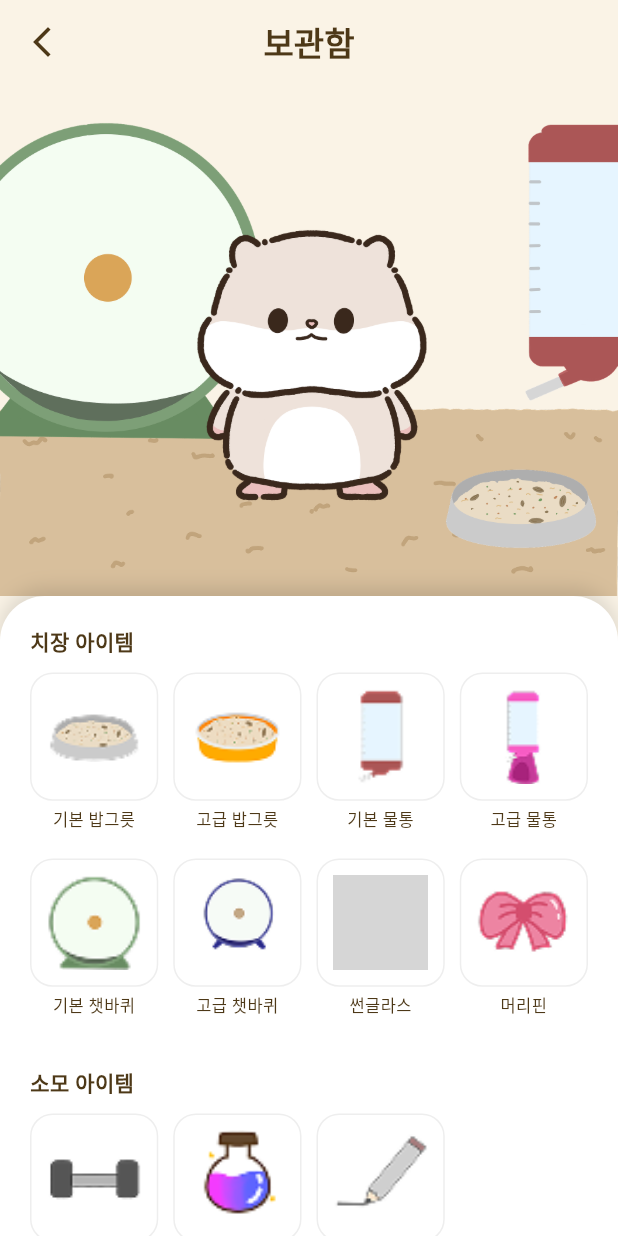
After one commit to kanjunwon/running_ham, a Flutter app: the screen it shows after launch, after a tap on "보관함", on a phone screen of 412 x 824 dp. The commit adds this screen. Run offline on Flutter 3.47's test engine with Material 3 defaults, Android fonts, the phone set to English and light mode, and no system bars; our stand-ins replace cloud_firestore, firebase_auth, firebase_core, pedometer, permission_handler; accounts and stored records are empty; network calls fail; grey boxes are pictures that could not be loaded.

Commit message:
보관함 코드 나누기

```diff
--- /dev/null
+++ b/lib/screens/inventory_screen/inventory_screen_ui.dart
@@ -0,0 +1,185 @@
+import 'package:flutter/material.dart';
+import 'inventory_screen_widgets.dart'; // 부품 import
+
+class InventoryScreenUI extends StatelessWidget {
+  // 현재 장착된 이미지 경로들
+  final String currentBowl;
+  final String currentWater;
+  final String currentWheel;
+  final String? currentAccsory;
+
+  // 아이템 리스트
+  final List<Map<String, dynamic>> equipItems;
+  final List<Map<String, dynamic>> consumableItems;
+
+  // 장착 함수
+  final Function(Map<String, dynamic>) onEquipItem;
+
+  const InventoryScreenUI({
+    super.key,
+    required this.currentBowl,
+    required this.currentWater,
+    required this.currentWheel,
+    required this.currentAccsory,
+    required this.equipItems,
+    required this.consumableItems,
+    required this.onEquipItem,
+  });
+
+  @override
+  Widget build(BuildContext context) {
+    return Scaffold(
+      backgroundColor: const Color(0xFFFAF3E6), // 배경색
+      appBar: AppBar(
+        centerTitle: true,
+        title: const Text(
+          '보관함',
+          style: TextStyle(color: Color(0xFF4D3817), fontWeight: FontWeight.bold),
+        ),
+        backgroundColor: Colors.transparent,
+        elevation: 0,
+        leading: IconButton(
+          icon: const Icon(Icons.arrow_back_ios_new, color: Color(0xFF4D3817)),
+          onPressed: () => Navigator.pop(context),
+        ),
+      ),
+      body: Column(
+        children: [
+          // 햄스터 방 미리보기
+          Expanded(
+            flex: 4,
+            child: Stack(
+              clipBehavior: Clip.none,
+              children: [
+                // 배경
+                Positioned(
+                  bottom: 0, left: 0, right: 0, height: 150,
+                  child: Image.asset('assets/images/main_images/ground.png', fit: BoxFit.fill),
+                ),
+                // 챗바퀴
+                Positioned(
+                  top: 20, left: -40,
+                  child: Image.asset(currentWheel, width: 220, height: 220),
+                ),
+                // 밥그릇
+                Positioned(
+                  bottom: 30, right: 10,
+                  child: Image.asset(currentBowl, width: 110, height: 60),
+                ),
+                // 물통
+                Positioned(
+                  top: 20, right: -30,
+                  child: Image.asset(currentWater, width: 100, height: 200),
+                ),
+                // 햄스터
+                Positioned(
+                  bottom: 50, left: 0, right: 0,
+                  child: Align(
+                    alignment: Alignment.bottomCenter,
+                    child: Image.asset('assets/images/main_images/ham_1.png', width: 180),
+                  ),
+                ),
+                // 액세서리 (있으면 보여줌)
+                if (currentAccsory != null)
+                  Positioned(
+                    bottom: 150, left: 0, right: 0,
+                    child: Align(
+                      alignment: Alignment.bottomCenter,
+                      child: Image.asset(currentAccsory!, width: 80),
+                    ),
+                  ),
+              ],
+            ),
+          ),
+
+          // 아이템 목록
+          Expanded(
+            flex: 5,
+            child: Container(
+              width: double.infinity,
+              padding: const EdgeInsets.fromLTRB(20, 20, 20, 0),
+              decoration: const BoxDecoration(
+                color: Colors.white,
+                borderRadius: BorderRadius.only(
+                  topLeft: Radius.circular(30),
+                  topRight: Radius.circular(30),
+                ),
+                boxShadow: [
+                  BoxShadow(color: Colors.black12, blurRadius: 10, offset: Offset(0, -5)),
+                ],
+              ),
+              child: SingleChildScrollView(
+                child: Column(
+                  crossAxisAlignment: CrossAxisAlignment.start,
+                  children: [
+                    // 치장 아이템 섹션
+                    _buildSectionTitle("치장 아이템"),
+                    _buildGrid(equipItems),
+
+                    const SizedBox(height: 25),
+
+                    // 소모 아이템 섹션
+                    _buildSectionTitle("소모 아이템"),
+                    _buildGrid(consumableItems),
+
+                    const SizedBox(height: 30),
+                  ],
+                ),
+              ),
+            ),
+          ),
+        ],
+      ),
+    );
+  }
+
+  Widget _buildSectionTitle(String title) {
+    return Padding(
+      padding: const EdgeInsets.only(bottom: 10),
+      child: Text(
+        title,
+        style: const TextStyle(
+          color: Color(0xFF4D3817),
+          fontWeight: FontWeight.bold,
+          fontSize: 14,
+        ),
+      ),
+    );
+  }
+
+  Widget _buildGrid(List<Map<String, dynamic>> items) {
+    return GridView.builder(
+      shrinkWrap: true,
+      physics: const NeverScrollableScrollPhysics(),
+      itemCount: items.length,
+      gridDelegate: const SliverGridDelegateWithFixedCrossAxisCount(
+        crossAxisCount: 4, // 한 줄에 4개
+        childAspectRatio: 0.75,
+        crossAxisSpacing: 10,
+        mainAxisSpacing: 10,
+      ),
+      itemBuilder: (context, index) {
+        final item = items[index];
+
+        // 장착 중인지 확인
+        bool isEquipped = false;
+        if (item['category'] != 'consumable') {
+           isEquipped =
+             currentBowl == item['image'] ||
+             currentWater == item['image'] ||
+             currentWheel == item['image'] ||
+             currentAccsory == item['image'];
+        }
+
+        // 부품 호출
+        return InventoryItemCard(
+          name: item['name'],
+          // 목록에는 preview (작은 아이콘) 보여주기
+          imagePath: item['preview'],
+          isEquipped: isEquipped,
+          onTap: () => onEquipItem(item),
+        );
+      },
+    );
+  }
+}
--- /dev/null
+++ b/lib/screens/inventory_screen/inventory_screen_widgets.dart
@@ -0,0 +1,70 @@
+import 'package:flutter/material.dart';
+
+class InventoryItemCard extends StatelessWidget {
+  final String name;
+  final String imagePath; // 목록에 보여줄 작은 이미지
+  final bool isEquipped;  // 장착 중인지?
+  final VoidCallback onTap; // 눌렀을 때 실행할 함수
+
+  const InventoryItemCard({
+    super.key,
+    required this.name,
+    required this.imagePath,
+    required this.isEquipped,
+    required this.onTap,
+  });
+
+  @override
+  Widget build(BuildContext context) {
+    return GestureDetector(
+      onTap: onTap,
+      child: Column(
+        children: [
+          // 아이템 이미지 박스
+          Container(
+            padding: const EdgeInsets.all(10),
+            decoration: BoxDecoration(
+              color: Colors.white,
+              borderRadius: BorderRadius.circular(15),
+              // 장착 중이면 분홍색 테두리
+              border: Border.all(
+                color: isEquipped ? const Color(0xFFE76F6F) : Colors.grey.shade200,
+                width: isEquipped ? 2 : 1,
+              ),
+              // 장착 중이면 살짝 그림자
+              boxShadow: [
+                if (isEquipped)
+                  BoxShadow(
+                    color: const Color(0xFFE76F6F).withOpacity(0.2),
+                    blurRadius: 4,
+                  )
+              ],
+            ),
+            child: AspectRatio(
+              aspectRatio: 1,
+              child: Image.asset(
+                imagePath,
+                fit: BoxFit.contain,
+                errorBuilder: (c, e, s) => const Icon(Icons.help_outline, color: Colors.grey),
+              ),
+            ),
+          ),
+          const SizedBox(height: 5),
+
+          // 아이템 이름
+          Text(
+            name,
+            style: const TextStyle(
+              fontSize: 11,
+              color: Color(0xFF4D3817),
+              fontWeight: FontWeight.w500,
+            ),
+            textAlign: TextAlign.center,
+            maxLines: 1,
+            overflow: TextOverflow.ellipsis,
+          ),
+        ],
+      ),
+    );
+  }
+}
```
Also changed, not shown: lib/screens/inventory_screen/inventory_screen.dart (+18 -178 lines).
